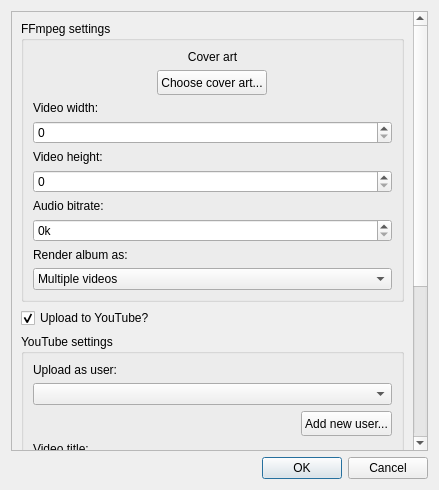
Qt form ui/songsettingswindow.ui (7x11x13/songs-to-youtube) before a commit.
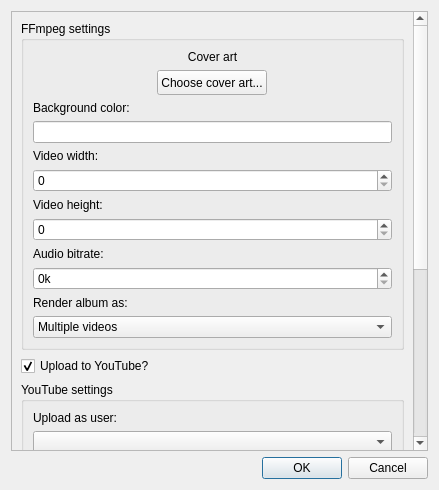
The same form after that commit. Custom widgets are drawn as their Qt base class.

Commit message: Add background color option

```diff
--- a/ui/songsettingswindow.ui
+++ b/ui/songsettingswindow.ui
@@ -40,7 +40,7 @@
         <x>0</x>
         <y>0</y>
         <width>405</width>
-        <height>678</height>
+        <height>725</height>
        </rect>
       </property>
       <property name="sizePolicy">
@@ -106,6 +106,16 @@
             </property>
            </widget>
           </item>
+          <item>
+           <widget class="QLabel" name="label">
+            <property name="text">
+             <string>Background color:</string>
+            </property>
+           </widget>
+          </item>
+          <item>
+           <widget class="QLineEdit" name="backgroundColor"/>
+          </item>
           <item>
            <widget class="QLabel" name="label_14">
             <property name="text">
```
The commit also changes 5 other files.
